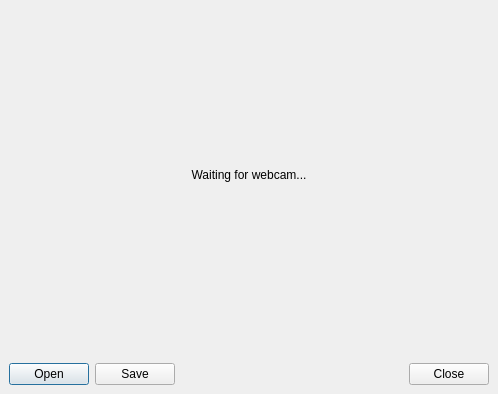
Before: the Qt Designer form imagedialog.ui in Spark-NF/face-detector, drawn with Qt 5.
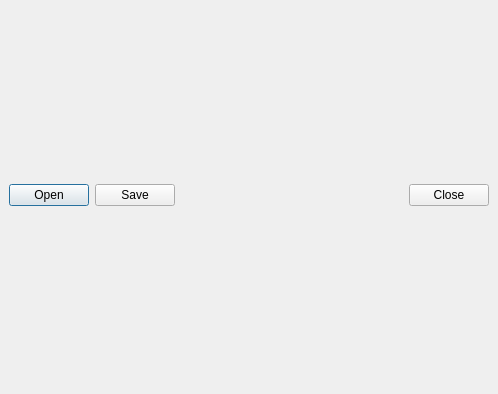
After: the same form once the commit is applied. Icons and pictures are not drawn.

Commit message: Add window resize when detecting faces in an image.

```diff
--- a/imagedialog.ui
+++ b/imagedialog.ui
@@ -17,7 +17,7 @@
    <iconset resource="resources.qrc">
     <normaloff>:/images/icon.ico</normaloff>:/images/icon.ico</iconset>
   </property>
-  <layout class="QVBoxLayout" name="verticalLayout" stretch="1,0">
+  <layout class="QVBoxLayout" name="verticalLayout" stretch="0">
    <property name="leftMargin">
     <number>0</number>
    </property>
@@ -30,13 +30,6 @@
    <property name="bottomMargin">
     <number>0</number>
    </property>
-   <item>
-    <widget class="QLabel" name="imageLabel">
-     <property name="text">
-      <string>&lt;center&gt;Waiting for webcam...&lt;/center&gt;</string>
-     </property>
-    </widget>
-   </item>
    <item>
     <layout class="QHBoxLayout" name="horizontalLayout">
      <property name="leftMargin">
```
The commit also changes 4 other files.
